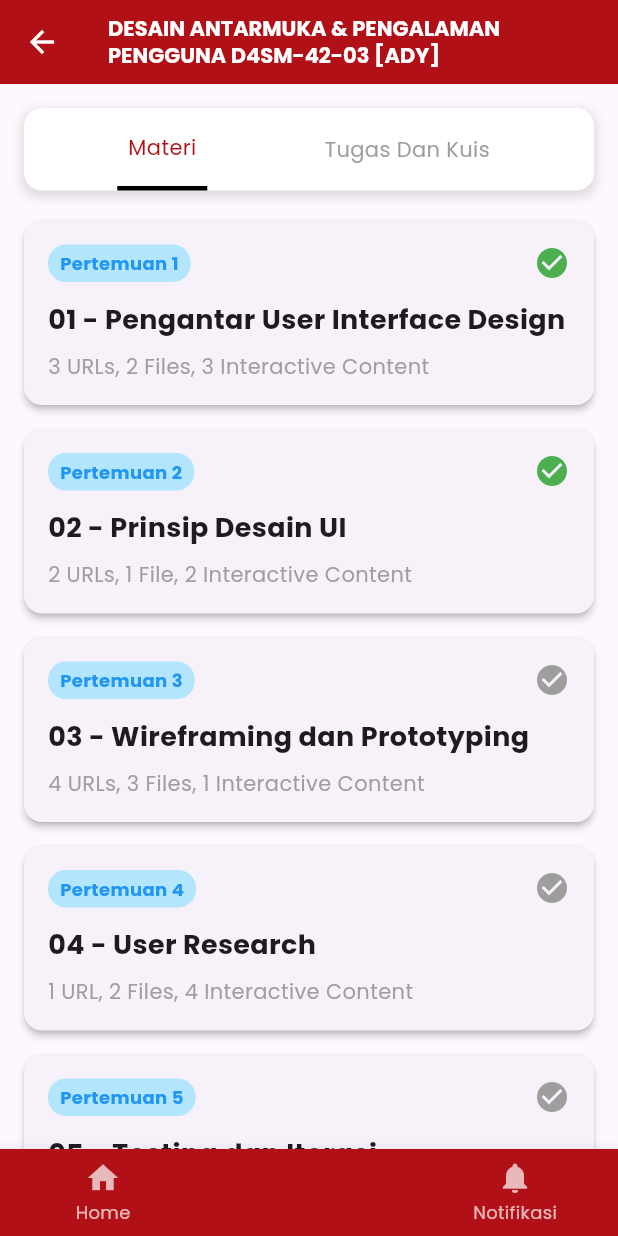
After one commit to susirahma/lms, a Flutter app: the DashboardMateriPage screen opened directly, on a phone screen of 412 x 824 dp. The commit adds this screen. Run offline on Flutter 3.47's test engine with Material 3 defaults, Android fonts, the phone set to English and light mode, and no system bars; our stand-ins replace google_fonts.

Commit message:
menambahkan halaman isi dari desain antar muka

```diff
--- /dev/null
+++ b/lib/dashboard_materi_page.dart
@@ -0,0 +1,219 @@
+import 'package:flutter/material.dart';
+import 'package:google_fonts/google_fonts.dart';
+
+class DashboardMateriPage extends StatefulWidget {
+  const DashboardMateriPage({super.key});
+
+  @override
+  _DashboardMateriPageState createState() => _DashboardMateriPageState();
+}
+
+class _DashboardMateriPageState extends State<DashboardMateriPage> {
+  int activeTab = 0;
+
+  @override
+  Widget build(BuildContext context) {
+    return Scaffold(
+      appBar: AppBar(
+        backgroundColor: const Color(0xFFB11116),
+        leading: IconButton(
+          icon: const Icon(Icons.arrow_back, color: Colors.white),
+          onPressed: () {
+            Navigator.pop(context);
+          },
+        ),
+        title: Text(
+          'DESAIN ANTARMUKA & PENGALAMAN PENGGUNA D4SM-42-03 [ADY]',
+          style: GoogleFonts.poppins(
+            fontSize: 14,
+            fontWeight: FontWeight.bold,
+            color: Colors.white,
+          ),
+          maxLines: 2,
+          overflow: TextOverflow.ellipsis,
+        ),
+      ),
+      body: SingleChildScrollView(
+        padding: const EdgeInsets.all(16.0),
+        child: Column(
+          children: [
+            // Tab Selector
+            Container(
+              decoration: BoxDecoration(
+                color: Colors.white,
+                borderRadius: BorderRadius.circular(12),
+                boxShadow: [
+                  BoxShadow(
+                    color: Colors.grey.withOpacity(0.3),
+                    spreadRadius: 2,
+                    blurRadius: 5,
+                    offset: const Offset(0, 3),
+                  ),
+                ],
+              ),
+              child: Row(
+                mainAxisAlignment: MainAxisAlignment.spaceEvenly,
+                children: [
+                  GestureDetector(
+                    onTap: () {
+                      setState(() {
+                        activeTab = 0;
+                      });
+                    },
+                    child: Column(
+                      children: [
+                        Padding(
+                          padding: const EdgeInsets.all(16),
+                          child: Text(
+                            'Materi',
+                            style: GoogleFonts.poppins(
+                              fontSize: 14,
+                              color: activeTab == 0 ? const Color(0xFFB11116) : Colors.grey,
+                            ),
+                          ),
+                        ),
+                        if (activeTab == 0)
+                          Container(
+                            height: 3,
+                            width: 60,
+                            color: Colors.black,
+                          ),
+                      ],
+                    ),
+                  ),
+                  GestureDetector(
+                    onTap: () {
+                      setState(() {
+                        activeTab = 1;
+                      });
+                    },
+                    child: Column(
+                      children: [
+                        Padding(
+                          padding: const EdgeInsets.all(16),
+                          child: Text(
+                            'Tugas Dan Kuis',
+                            style: GoogleFonts.poppins(
+                              fontSize: 14,
+                              color: activeTab == 1 ? const Color(0xFFB11116) : Colors.grey,
+                            ),
+                          ),
+                        ),
+                        if (activeTab == 1)
+                          Container(
+                            height: 3,
+                            width: 120,
+                            color: Colors.black,
+                          ),
+                      ],
+                    ),
+                  ),
+                ],
+              ),
+            ),
+            const SizedBox(height: 20),
+            // Content
+            if (activeTab == 0)
+              // Materi List
+              ListView.builder(
+                shrinkWrap: true,
+                physics: const NeverScrollableScrollPhysics(),
+                itemCount: 5,
+                itemBuilder: (context, index) {
+                  final meetings = [
+                    {'meeting': 'Pertemuan 1', 'title': '01 - Pengantar User Interface Design', 'details': '3 URLs, 2 Files, 3 Interactive Content', 'completed': true},
+                    {'meeting': 'Pertemuan 2', 'title': '02 - Prinsip Desain UI', 'details': '2 URLs, 1 File, 2 Interactive Content', 'completed': true},
+                    {'meeting': 'Pertemuan 3', 'title': '03 - Wireframing dan Prototyping', 'details': '4 URLs, 3 Files, 1 Interactive Content', 'completed': false},
+                    {'meeting': 'Pertemuan 4', 'title': '04 - User Research', 'details': '1 URL, 2 Files, 4 Interactive Content', 'completed': false},
+                    {'meeting': 'Pertemuan 5', 'title': '05 - Testing dan Iterasi', 'details': '2 URLs, 1 File, 2 Interactive Content', 'completed': false},
+                  ];
+                  final meeting = meetings[index];
+                  return Card(
+                    elevation: 2,
+                    margin: const EdgeInsets.only(bottom: 16),
+                    child: Padding(
+                      padding: const EdgeInsets.all(16),
+                      child: Stack(
+                        children: [
+                          Column(
+                            crossAxisAlignment: CrossAxisAlignment.start,
+                            children: [
+                              Container(
+                                padding: const EdgeInsets.symmetric(horizontal: 8, vertical: 4),
+                                decoration: BoxDecoration(
+                                  color: Colors.lightBlue.shade100,
+                                  borderRadius: BorderRadius.circular(12),
+                                ),
+                                child: Text(
+                                  meeting['meeting'] as String,
+                                  style: GoogleFonts.poppins(
+                                    fontSize: 12,
+                                    color: Colors.blue,
+                                    fontWeight: FontWeight.bold,
+                                  ),
+                                ),
+                              ),
+                              const SizedBox(height: 12),
+                              Text(
+                                meeting['title'] as String,
+                                style: GoogleFonts.poppins(
+                                  fontSize: 18,
+                                  fontWeight: FontWeight.bold,
+                                ),
+                              ),
+                              const SizedBox(height: 8),
+                              Text(
+                                meeting['details'] as String,
+                                style: GoogleFonts.poppins(
+                                  fontSize: 14,
+                                  color: Colors.grey,
+                                ),
+                              ),
+                            ],
+                          ),
+                          Positioned(
+                            top: 0,
+                            right: 0,
+                            child: Icon(
+                              Icons.check_circle,
+                              color: (meeting['completed'] as bool) ? Colors.green : Colors.grey,
+                              size: 24,
+                            ),
+                          ),
+                        ],
+                      ),
+                    ),
+                  );
+                },
+              )
+            else if (activeTab == 1)
+              // Tugas Dan Kuis Tab
+              const Center(child: Text('Tugas Dan Kuis Content')),
+          ],
+        ),
+      ),
+      bottomNavigationBar: BottomNavigationBar(
+        items: const <BottomNavigationBarItem>[
+          BottomNavigationBarItem(
+            icon: Icon(Icons.home),
+            label: 'Home',
+          ),
+          BottomNavigationBarItem(
+            icon: Icon(Icons.school),
+            label: 'Kelas Saya',
+          ),
+          BottomNavigationBarItem(
+            icon: Icon(Icons.notifications),
+            label: 'Notifikasi',
+          ),
+        ],
+        currentIndex: 1, // Set to 1 since this is accessed from Kelas Saya
+        selectedItemColor: const Color(0xFFB11116),
+        unselectedItemColor: Colors.white70,
+        backgroundColor: const Color(0xFFB11116),
+        type: BottomNavigationBarType.fixed,
+        showUnselectedLabels: true,
+      ),
+    );
+  }
+}
--- a/lib/kelas_saya_page.dart
+++ b/lib/kelas_saya_page.dart
@@ -1,5 +1,6 @@
 import 'package:flutter/material.dart';
 import 'package:google_fonts/google_fonts.dart';
+import 'dashboard_materi_page.dart';
 
 class KelasSayaPage extends StatelessWidget {
   const KelasSayaPage({super.key});
@@ -49,7 +50,14 @@ class KelasSayaPage extends StatelessWidget {
                   {'name': 'BASIS DATA', 'code': 'D4SM-42-BDT [ARS]', 'progress': 0.80, 'year': '2021/2'},
                 ];
                 final course = courses[index];
-                return Card(
+                return GestureDetector(
+                  onTap: () {
+                    Navigator.push(
+                      context,
+                      MaterialPageRoute(builder: (context) => const DashboardMateriPage()),
+                    );
+                  },
+                  child: Card(
                     margin: const EdgeInsets.only(bottom: 10),
                     child: ListTile(
                       leading: Container(
@@ -91,6 +99,7 @@ class KelasSayaPage extends StatelessWidget {
                         ],
                       ),
                     ),
+                  ),
                 );
               },
             ),
```
Lines whose indentation alone changed are shown as unchanged.
